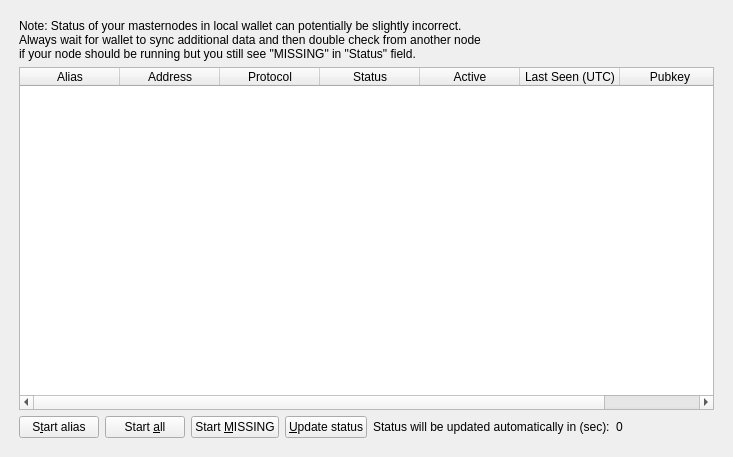
Old version of the form src/qt/forms/masternodelist.ui in the repository AegeusCoin/aegeus.
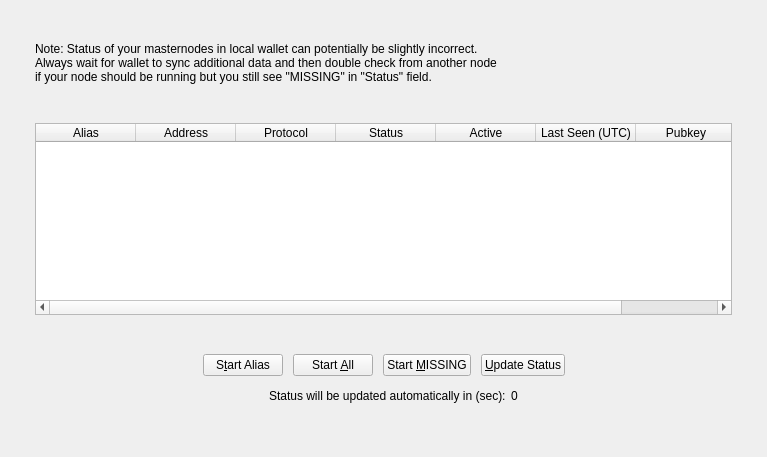
New version of the form.

```diff
--- a/src/qt/forms/masternodelist.ui
+++ b/src/qt/forms/masternodelist.ui
@@ -6,7 +6,7 @@
    <rect>
     <x>0</x>
     <y>0</y>
-    <width>723</width>
+    <width>767</width>
     <height>457</height>
    </rect>
   </property>
@@ -14,26 +14,47 @@
    <string>Form</string>
   </property>
   <layout class="QVBoxLayout" name="topLayout">
+   <property name="spacing">
+    <number>0</number>
+   </property>
    <property name="leftMargin">
-    <number>10</number>
+    <number>35</number>
    </property>
    <property name="topMargin">
-    <number>10</number>
+    <number>42</number>
    </property>
    <property name="rightMargin">
-    <number>10</number>
+    <number>35</number>
    </property>
    <property name="bottomMargin">
-    <number>10</number>
+    <number>42</number>
    </property>
     <item>
-     <widget class="QWidget" name="tabMyMasternodes">
-      <attribute name="title">
-       <string>My Masternodes</string>
-      </attribute>
-      <layout class="QGridLayout" name="gridLayout_2">
-       <item row="0" column="0">
+    <widget class="QFrame" name="tabMyMasternodes">
+     <property name="lineWidth">
+      <number>0</number>
+     </property>
+     <layout class="QVBoxLayout" name="verticalLayout">
+      <property name="spacing">
+       <number>0</number>
+      </property>
+      <property name="leftMargin">
+       <number>0</number>
+      </property>
+      <property name="topMargin">
+       <number>0</number>
+      </property>
+      <property name="rightMargin">
+       <number>0</number>
+      </property>
+      <property name="bottomMargin">
+       <number>0</number>
+      </property>
+      <item>
         <layout class="QVBoxLayout" name="verticalLayout_2">
+        <property name="spacing">
+         <number>0</number>
+        </property>
          <property name="bottomMargin">
           <number>0</number>
          </property>
@@ -51,6 +72,19 @@
            </item>
           </layout>
          </item>
+        <item>
+         <spacer name="verticalSpacer">
+          <property name="orientation">
+           <enum>Qt::Vertical</enum>
+          </property>
+          <property name="sizeHint" stdset="0">
+           <size>
+            <width>20</width>
+            <height>20</height>
+           </size>
+          </property>
+         </spacer>
+        </item>
          <item>
           <widget class="QTableWidget" name="tableWidgetMyMasternodes">
            <property name="minimumSize">
@@ -154,22 +188,51 @@
            </column>
           </widget>
          </item>
+        <item>
+         <spacer name="verticalSpacer_3">
+          <property name="orientation">
+           <enum>Qt::Vertical</enum>
+          </property>
+          <property name="sizeHint" stdset="0">
+           <size>
+            <width>20</width>
+            <height>20</height>
+           </size>
+          </property>
+         </spacer>
+        </item>
          <item>
           <layout class="QHBoxLayout" name="horizontalLayout_5">
+          <property name="spacing">
+           <number>10</number>
+          </property>
            <property name="bottomMargin">
             <number>0</number>
            </property>
+          <item>
+           <spacer name="horizontalSpacer">
+            <property name="orientation">
+             <enum>Qt::Horizontal</enum>
+            </property>
+            <property name="sizeHint" stdset="0">
+             <size>
+              <width>40</width>
+              <height>20</height>
+             </size>
+            </property>
+           </spacer>
+          </item>
            <item>
             <widget class="QPushButton" name="startButton">
              <property name="text">
-              <string>S&amp;tart alias</string>
+             <string>S&amp;tart Alias</string>
              </property>
             </widget>
            </item>
            <item>
             <widget class="QPushButton" name="startAllButton">
              <property name="text">
-              <string>Start &amp;all</string>
+             <string>Start &amp;All</string>
              </property>
             </widget>
            </item>
@@ -183,9 +246,55 @@
            <item>
             <widget class="QPushButton" name="UpdateButton">
              <property name="text">
-              <string>&amp;Update status</string>
-             </property>
-            </widget>
+             <string>&amp;Update Status</string>
+            </property>
+           </widget>
+          </item>
+          <item>
+           <spacer name="horizontalSpacer_5">
+            <property name="orientation">
+             <enum>Qt::Horizontal</enum>
+            </property>
+            <property name="sizeHint" stdset="0">
+             <size>
+              <width>40</width>
+              <height>20</height>
+             </size>
+            </property>
+           </spacer>
+          </item>
+         </layout>
+        </item>
+        <item>
+         <layout class="QHBoxLayout" name="horizontalLayout">
+          <property name="spacing">
+           <number>5</number>
+          </property>
+          <item>
+           <spacer name="verticalSpacer_2">
+            <property name="orientation">
+             <enum>Qt::Vertical</enum>
+            </property>
+            <property name="sizeHint" stdset="0">
+             <size>
+              <width>20</width>
+              <height>20</height>
+             </size>
+            </property>
+           </spacer>
+          </item>
+          <item>
+           <spacer name="horizontalSpacer_2">
+            <property name="orientation">
+             <enum>Qt::Horizontal</enum>
+            </property>
+            <property name="sizeHint" stdset="0">
+             <size>
+              <width>40</width>
+              <height>20</height>
+             </size>
+            </property>
+           </spacer>
            </item>
            <item>
             <widget class="QLabel" name="autoupdate_label">
@@ -202,7 +311,7 @@
             </widget>
            </item>
            <item>
-            <spacer name="horizontalSpacer_5">
+           <spacer name="horizontalSpacer_3">
              <property name="orientation">
               <enum>Qt::Horizontal</enum>
              </property>
```
Left out of the diff: 3 changed lines with no effect on the pictures. Lines whose indentation alone changed are shown as unchanged.
